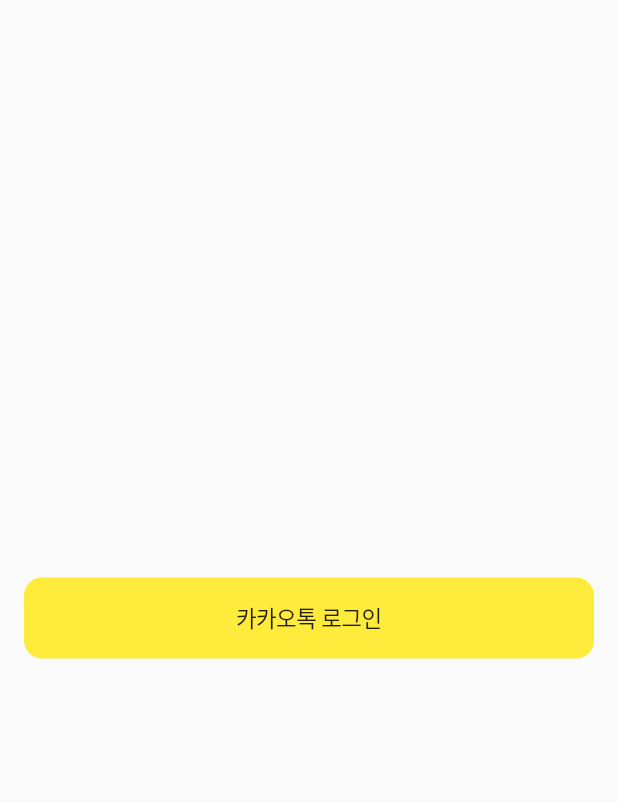
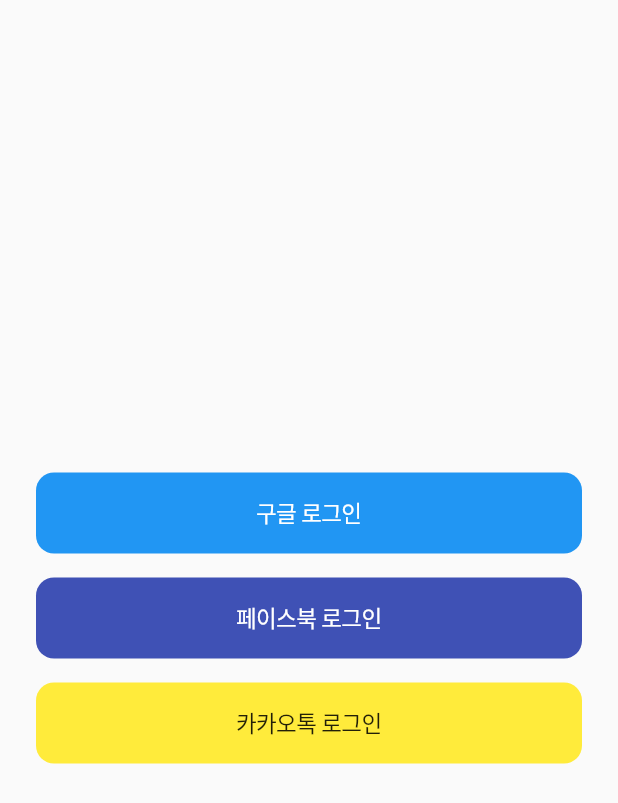
Before and after one commit to navyCK/flutter_sns_login, a Flutter app: the LoginScreen screen opened by its route, on a phone screen of 412 x 824 dp. Shown: the top 803 px of the screen. Run offline on Flutter 3.47's test engine with Material 2 defaults, Android fonts, the phone set to English and light mode, and no system bars; our stand-ins replace firebase_auth, google_sign_in; missing offline and left inert: flutter_facebook_auth, kakao_flutter_sdk; accounts and stored records are empty.

Commit message:
[SL-02] 구글, 페이스북 로그인

```diff
--- a/lib/main.dart
+++ b/lib/main.dart
@@ -3,6 +3,8 @@
 import 'package:flutter_sns_login/screen/intro_screen.dart';
 import 'package:flutter_sns_login/screen/login_screen.dart';
 import 'package:kakao_flutter_sdk/all.dart';
+
+import 'app.dart';
 
 
 void main() {
@@ -22,7 +24,7 @@
       ),
       initialRoute: '/',
       routes: {
-        '/': (context) => IntroScreen(),
+        '/': (context) => App(),
         '/login': (context) => LoginScreen(),
         '/main': (context) => MainScreen(),
       },
--- a/lib/screen/intro_screen.dart
+++ b/lib/screen/intro_screen.dart
@@ -17,7 +17,6 @@
             child: Column(
               mainAxisAlignment: MainAxisAlignment.center,
               children: [
-                Text("로딩화면"),
                 ElevatedButton(onPressed: () {
                   Navigator.pushNamed(context, '/main');
                 }, child: Text("메인화면")),
--- a/lib/screen/login_screen.dart
+++ b/lib/screen/login_screen.dart
@@ -1,5 +1,8 @@
+import 'package:firebase_auth/firebase_auth.dart';
 import 'package:flutter/cupertino.dart';
 import 'package:flutter/material.dart';
+import 'package:flutter_facebook_auth/flutter_facebook_auth.dart';
+import 'package:google_sign_in/google_sign_in.dart';
 import 'package:kakao_flutter_sdk/all.dart';
 
 class LoginScreen extends StatefulWidget {
@@ -80,6 +83,34 @@
     }
   }
 
+  Future<UserCredential> signInWithGoogle() async {
+    // Trigger the authentication flow
+    final GoogleSignInAccount? googleUser = await GoogleSignIn().signIn();
+
+    // Obtain the auth details from the request
+    final GoogleSignInAuthentication googleAuth = await googleUser!.authentication;
+
+    // Create a new credential
+    final credential = GoogleAuthProvider.credential(
+      accessToken: googleAuth.accessToken,
+      idToken: googleAuth.idToken,
+    );
+
+    // Once signed in, return the UserCredential
+    return await FirebaseAuth.instance.signInWithCredential(credential);
+  }
+
+  Future<UserCredential> signInWithFacebook() async {
+    // Trigger the sign-in flow
+    final LoginResult loginResult = await FacebookAuth.instance.login();
+
+    // Create a credential from the access token
+    final OAuthCredential facebookAuthCredential = FacebookAuthProvider.credential(loginResult.accessToken!.token);
+
+    // Once signed in, return the UserCredential
+    return FirebaseAuth.instance.signInWithCredential(facebookAuthCredential);
+  }
+
 
   @override
   Widget build(BuildContext context) {
@@ -91,7 +122,45 @@
         child: Column(
           mainAxisAlignment: MainAxisAlignment.center,
           children: <Widget>[
-            SizedBox(
+            Padding(
+              padding: const EdgeInsets.all(8.0),
+              child: SizedBox(
+                width: MediaQuery.of(context).size.width,
+                child: CupertinoButton(
+                  color: Colors.blue,
+                  onPressed: signInWithGoogle,
+                  child: Text(
+                    '구글 로그인',
+                    style: TextStyle(
+                      fontSize: 15,
+                      color: Colors.white,
+                    ),
+                  ),
+                ),
+              ),
+            ),
+
+            Padding(
+              padding: const EdgeInsets.all(8.0),
+              child: SizedBox(
+                width: MediaQuery.of(context).size.width,
+                child: CupertinoButton(
+                  color: Colors.indigo,
+                  onPressed: signInWithFacebook,
+                  child: Text(
+                    '페이스북 로그인',
+                    style: TextStyle(
+                      fontSize: 15,
+                      color: Colors.white,
+                    ),
+                  ),
+                ),
+              ),
+            ),
+
+            Padding(
+              padding: const EdgeInsets.all(8.0),
+              child: SizedBox(
                 width: MediaQuery.of(context).size.width,
                 child: CupertinoButton(
                   onPressed: _isKakaoTalkInstalled ? _loginWithTalk : _loginWithKakao,
@@ -101,6 +170,7 @@
                     style: TextStyle(
                       fontSize: 15,
                       color: Colors.black87,
+                    ),
                   ),
                 ),
               ),
@@ -134,7 +204,7 @@
   Future<bool> _getUser() async {
     bool userBool = false;
     try {
-      User user = await UserApi.instance.me();
+      var user = await UserApi.instance.me();
       print(user.toString());
       userBool = true;
     } on KakaoAuthException {
--- a/pubspec.yaml
+++ b/pubspec.yaml
@@ -16,6 +16,10 @@
 
   # http 통신
   http: 0.13.3
+  # 구글 로그인
+  google_sign_in: ^5.0.7
+  # 페이스북 로그인
+  flutter_facebook_auth: ^3.5.1
   # 카카오톡 로그인
   kakao_flutter_sdk: ^0.7.1
   dio:
@@ -25,6 +29,7 @@
   shared_preferences:
   # firebase 사용을 위한 라이브러리
   firebase_core: ^1.6.0
+  firebase_auth: ^3.1.0
 
 
 dev_dependencies:
```
Also changed, not shown: pubspec.lock, 1 other file. Lines whose indentation alone changed are shown as unchanged.
